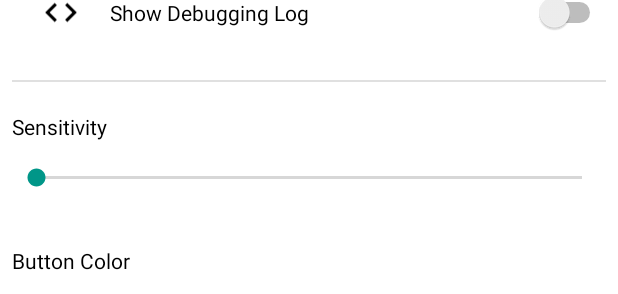
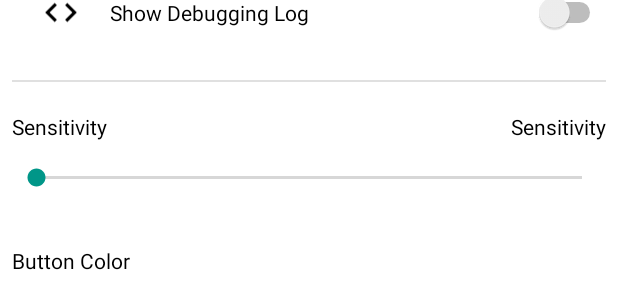
Before and after one commit to Fillipko/Smart-Mouse, an Android app: the layout activity_settings.xml on its own in the app's theme, with its tools: preview values and no code run, on a phone screen of 412 x 824 dp. Shown: the part 301-595 px from the top of the screen. Run offline under Robolectric (Android 15) with nearby library versions, the light colour scheme and no system bars.

Commit message:
Added sensitivity settings

```diff
--- a/app/src/main/AndroidManifest.xml
+++ b/app/src/main/AndroidManifest.xml
@@ -3,6 +3,8 @@
     xmlns:tools="http://schemas.android.com/tools"
     package="com.example.smartmouse">
 
+    <uses-permission android:name="android.permission.ACCESS_WIFI_STATE" />
+    <uses-permission android:name="android.permission.INTERNET" />
     <application
         android:allowBackup="true"
         android:dataExtractionRules="@xml/data_extraction_rules"
--- a/app/src/main/res/drawable/baseline_code_24.xml
+++ b/app/src/main/res/drawable/baseline_code_24.xml
@@ -1,4 +1,4 @@
-<vector android:height="70dp" android:tint="#000000"
+<vector android:height="70dp" android:tint="?android:attr/textColorPrimary"
     android:viewportHeight="24" android:viewportWidth="24"
     android:width="70dp" xmlns:android="http://schemas.android.com/apk/res/android">
     <path android:fillColor="@android:color/white" android:pathData="M9.4,16.6L4.8,12l4.6,-4.6L8,6l-6,6 6,6 1.4,-1.4zM14.6,16.6l4.6,-4.6 -4.6,-4.6L16,6l6,6 -6,6 -1.4,-1.4z"/>
--- a/app/src/main/res/drawable/baseline_swap_horiz_24.xml
+++ b/app/src/main/res/drawable/baseline_swap_horiz_24.xml
@@ -1,4 +1,4 @@
-<vector android:height="70dp" android:tint="#000000"
+<vector android:height="70dp" android:tint="?android:attr/textColorPrimary"
     android:viewportHeight="24" android:viewportWidth="24"
     android:width="70dp" xmlns:android="http://schemas.android.com/apk/res/android">
     <path android:fillColor="@android:color/white" android:pathData="M6.99,11L3,15l3.99,4v-3H14v-2H6.99v-3zM21,9l-3.99,-4v3H10v2h7.01v3L21,9z"/>
--- a/app/src/main/res/drawable/baseline_vibration_24.xml
+++ b/app/src/main/res/drawable/baseline_vibration_24.xml
@@ -1,4 +1,4 @@
-<vector android:height="70dp" android:tint="#000000"
+<vector android:height="70dp" android:tint="?android:attr/textColorPrimary"
     android:viewportHeight="24" android:viewportWidth="24"
     android:width="70dp" xmlns:android="http://schemas.android.com/apk/res/android">
     <path android:fillColor="@android:color/white" android:pathData="M0,15h2L2,9L0,9v6zM3,17h2L5,7L3,7v10zM22,9v6h2L24,9h-2zM19,17h2L21,7h-2v10zM16.5,3h-9C6.67,3 6,3.67 6,4.5v15c0,0.83 0.67,1.5 1.5,1.5h9c0.83,0 1.5,-0.67 1.5,-1.5v-15c0,-0.83 -0.67,-1.5 -1.5,-1.5zM16,19L8,19L8,5h8v14z"/>
--- a/app/src/main/res/layout/activity_main.xml
+++ b/app/src/main/res/layout/activity_main.xml
@@ -34,7 +34,7 @@
             android:layout_height="wrap_content"
             android:orientation="horizontal">
 
-            <com.example.smartmouse.MouseBtn
+            <com.google.android.material.button.MaterialButton
                 android:id="@+id/leftClickBtn"
                 android:layout_width="wrap_content"
                 android:layout_height="500dp"
@@ -50,7 +50,7 @@
                 app:iconGravity="textTop"
                 app:srcCompat="@android:drawable/button_onoff_indicator_off" />
 
-            <com.example.smartmouse.MouseBtn
+            <com.google.android.material.button.MaterialButton
                 android:id="@+id/rightClickBtn"
                 android:layout_width="wrap_content"
                 android:layout_height="500dp"
--- a/app/src/main/res/layout/activity_settings.xml
+++ b/app/src/main/res/layout/activity_settings.xml
@@ -138,12 +138,29 @@
                 android:layout_width="match_parent"
                 android:layout_height="20dp" />
 
+            <LinearLayout
+                android:layout_width="match_parent"
+                android:layout_height="match_parent"
+                android:orientation="horizontal">
+
                 <TextView
                     android:id="@+id/sensitivity_label"
                     android:layout_width="wrap_content"
                     android:layout_height="wrap_content"
                     android:text="@string/sensitivity_label"
                     android:textColor="?android:attr/textColorPrimary" />
+
+                <TextView
+                    android:id="@+id/sensitivity_percentage"
+                    android:layout_width="wrap_content"
+                    android:layout_height="wrap_content"
+                    android:layout_gravity="right"
+                    android:layout_weight="1"
+                    android:foregroundGravity="right"
+                    android:gravity="right"
+                    android:text="@string/sensitivity_label"
+                    android:textColor="?android:attr/textColorPrimary" />
+            </LinearLayout>
 
             <SeekBar
                 android:id="@+id/sensitivity_seekBar"
```
Also changed, not shown: app/src/main/java/com/example/smartmouse/MainActivity.java (+90 -18 lines), app/src/main/java/com/example/smartmouse/MouseBtn.java (deleted, +0 -36 lines), app/src/main/java/com/example/smartmouse/Settings.java (+28 -3 lines). Lines whose indentation alone changed are shown as unchanged.
